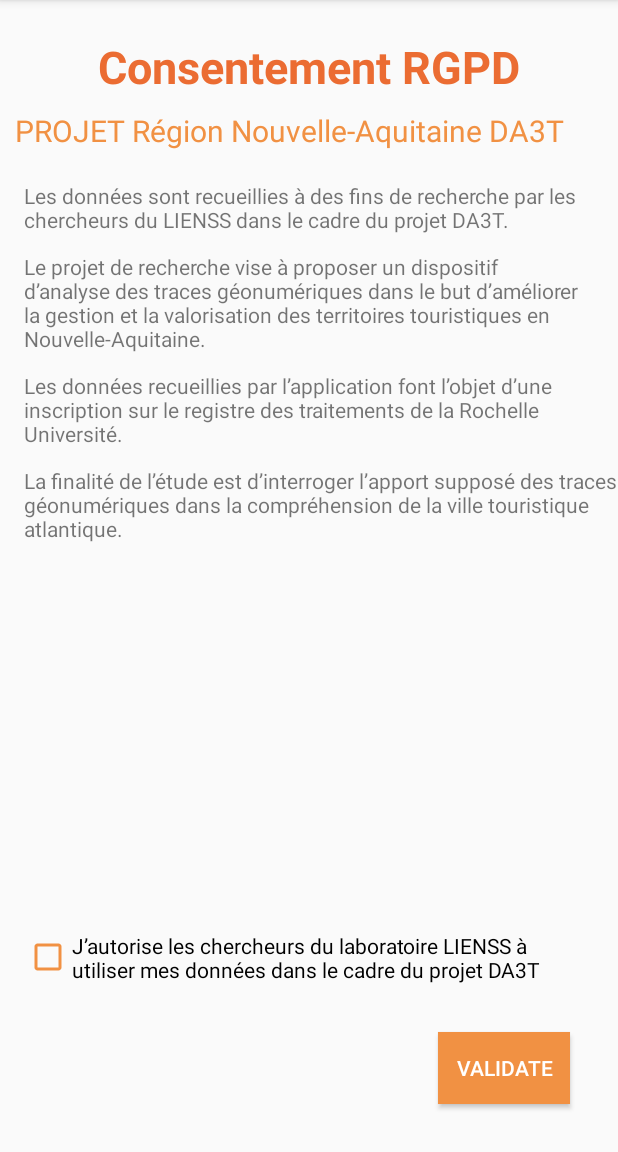
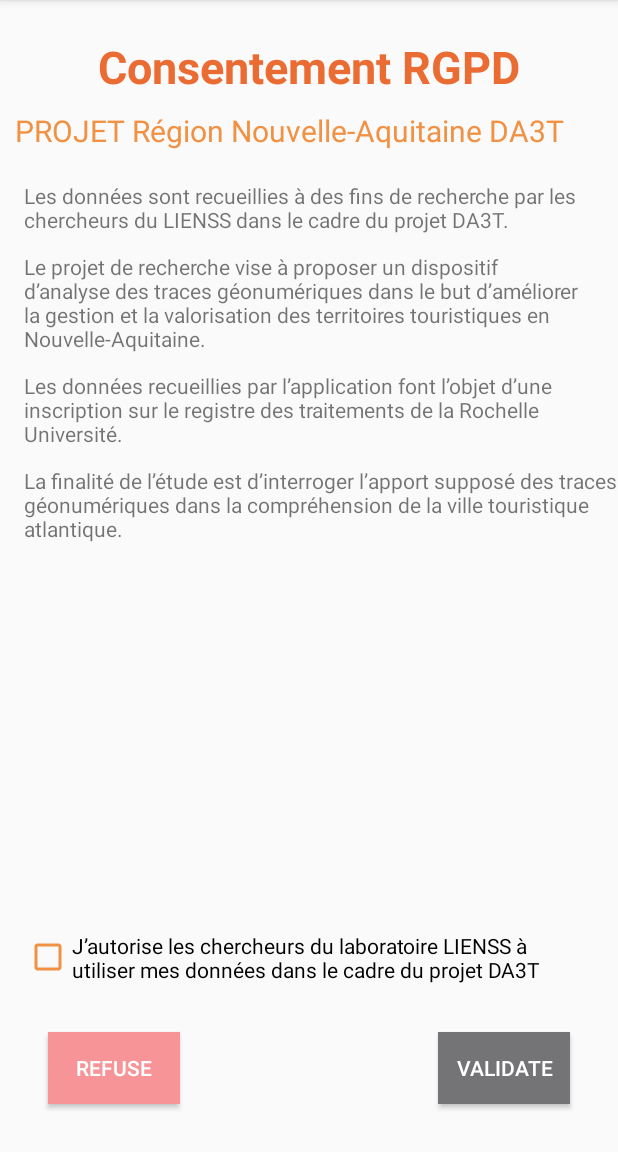
Before and after one commit to AntoineOrgerit/da3t-geoluciole, an Android app: the screen it shows after launch (RGPDConsentementGPSActivity), on a phone screen of 412 x 824 dp, the part 84-1236 px from its top. Run offline under Robolectric (Android 15) with nearby library versions, the phone set to English and light mode, and no system bars.

Commit message:
Fnc : Modification du consentement GPs avec ajout du bouton pour refuser

```diff
--- a/android/app/src/main/java/com/univlr/geoluciole/model/UserPreferences.java
+++ b/android/app/src/main/java/com/univlr/geoluciole/model/UserPreferences.java
@@ -53,6 +53,10 @@ public class UserPreferences {
         return newID;
     }
 
+    public void setConsent() {
+        this.consent = true;
+    }
+
     public boolean hasGiveConsent() {
         return this.consent;
     }
@@ -67,12 +71,10 @@ public class UserPreferences {
 
     public void setGpsConsent(boolean consent) {
         this.gpsConsent = consent;
-        this.consent = true;
     }
 
     public void setAccountConsent(boolean consent) {
         this.accountConsent = consent;
-        this.consent = true;
     }
 
     public long getValidityDuration() {
--- a/android/app/src/main/res/layout/activity_rgpd_consentement_gps.xml
+++ b/android/app/src/main/res/layout/activity_rgpd_consentement_gps.xml
@@ -103,12 +103,26 @@
         android:layout_height="wrap_content"
         android:layout_marginEnd="32dp"
         android:layout_marginBottom="32dp"
-        android:background="@color/colorPrimary"
+        android:background="@color/colorDisabled"
         android:text="@string/action_validate"
         android:textColor="#FFF"
         app:layout_constraintBottom_toBottomOf="parent"
         app:layout_constraintEnd_toEndOf="parent"
         app:layout_constraintTop_toBottomOf="@+id/rgpd_first_content_consentement_checkbox" />
 
+    <Button
+        android:id="@+id/rgpd_gps_consent_refused"
+        android:layout_width="wrap_content"
+        android:layout_height="wrap_content"
+        android:layout_marginStart="32dp"
+        android:layout_marginBottom="32dp"
+        android:background="@color/colorRefused"
+        android:text="@string/action_refused"
+        android:textColor="#FFF"
+        app:layout_constraintBottom_toBottomOf="parent"
+        app:layout_constraintStart_toStartOf="parent"
+        app:layout_constraintTop_toBottomOf="@+id/rgpd_first_content_consentement_checkbox"
+        app:layout_constraintVertical_bias="1.0" />
+
 
 </androidx.constraintlayout.widget.ConstraintLayout>
--- a/android/app/src/main/res/values/colors.xml
+++ b/android/app/src/main/res/values/colors.xml
@@ -8,4 +8,6 @@
     <color name="text_white">#FFFFFF</color>
     <color name="text_question">#5A6978</color>
     <color name="my_spinner_text_color">#EB6C32</color>
+    <color name="colorRefused">#F79498</color>
+    <color name="colorDisabled">#747477</color>
 </resources>
--- a/android/app/src/main/res/values/strings.xml
+++ b/android/app/src/main/res/values/strings.xml
@@ -4,6 +4,7 @@
     <string name="title_achievements">Stickers</string>
     <string name="title_dashboard">Preferences</string>
 
+    <string name="action_refused">Refuse</string>
     <string name="action_validate">Validate</string>
     <string name="action_loader">Loading</string>
 
```
Also changed, not shown: android/app/src/main/java/com/univlr/geoluciole/RGPDConsentementGPSActivity.java (+32 -5 lines), 1 other file.
